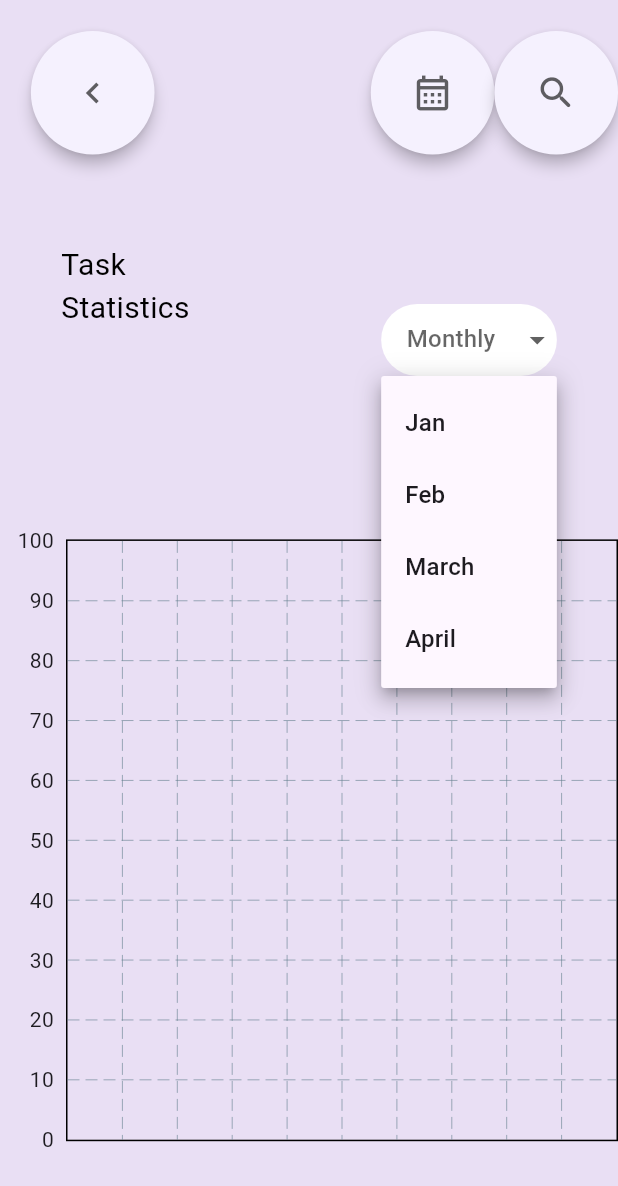
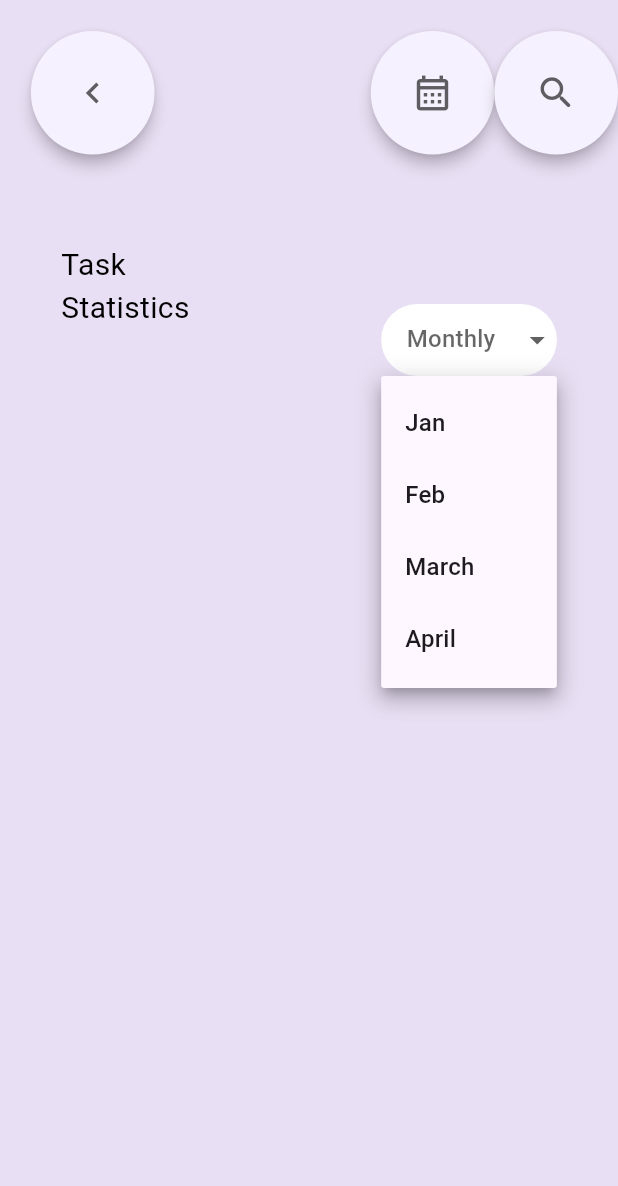
Before and after one commit to SyedOsamaAhmed/Spech-Company-Task, a Flutter app: the screen it shows after launch, after a tap on "Monthly", on a phone screen of 412 x 824 dp. Shown: the top 1186 px of the screen. Run offline on Flutter 3.47's test engine with Material 3 defaults, Android fonts, the phone set to English and light mode, and no system bars; drawn by our look-alikes of dropdown_button2, fl_chart.

Commit message:
removed bar graph

```diff
--- a/lib/screens/task_main_screen.dart
+++ b/lib/screens/task_main_screen.dart
@@ -1,6 +1,5 @@
 import 'package:flutter/material.dart';
 
-import 'package:spech_interview_task/widgets/bar_graph.dart';
 import 'package:spech_interview_task/widgets/dropdown_menu.dart';
 
 class MainTaskScreen extends StatefulWidget {
@@ -11,6 +10,7 @@ class MainTaskScreen extends StatefulWidget {
 }
 
 class _MainTaskScreenState extends State<MainTaskScreen> {
+  List<String> taskStats = ["Jan", "Feb", "Mar", "Apr"];
   @override
   Widget build(BuildContext context) {
     return SafeArea(
@@ -105,7 +105,6 @@ class _MainTaskScreenState extends State<MainTaskScreen> {
                   ],
                 ),
               ),
-              const BarGraph(),
             ],
           ),
         ),
--- a/lib/widgets/bar_graph.dart
+++ /dev/null
@@ -1,42 +0,0 @@
-// ignore_for_file: public_member_api_docs, sort_constructors_first
-import 'package:fl_chart/fl_chart.dart';
-import 'package:flutter/material.dart';
-import 'package:spech_interview_task/bar%20graph/axis%20widgets/x_axis_widget.dart';
-
-class BarGraph extends StatelessWidget {
-  const BarGraph({
-    Key? key,
-  }) : super(key: key);
-
-  @override
-  Widget build(BuildContext context) {
-    List<String> months = ["Jan", "Feb", "March", "April"];
-    return SizedBox(
-      width: MediaQuery.of(context).size.width,
-      height: MediaQuery.of(context).size.height * 0.55,
-      child: BarChart(
-        BarChartData(
-          maxY: 100.0,
-          minY: 0.0,
-          titlesData: FlTitlesData(
-            show: true,
-            rightTitles: const AxisTitles(
-              sideTitles: SideTitles(
-                showTitles: false,
-              ),
-            ),
-            bottomTitles: AxisTitles(
-              sideTitles: SideTitles(
-                showTitles: true,
-                getTitlesWidget: (value, meta) =>
-                    XAxis(value: value, meta: meta, months: months),
-              ),
-            ),
-          ),
-        ),
-        swapAnimationDuration: const Duration(milliseconds: 150),
-        swapAnimationCurve: Curves.bounceOut,
-      ),
-    );
-  }
-}
```
Also changed, not shown: lib/bar graph/axis widgets/x_axis_widget.dart (deleted, +0 -33 lines), lib/bar graph/classes/bar_graph_data.dart (deleted, +0 -26 lines), lib/bar graph/classes/individual_bar.dart (deleted, +0 -9 lines), lib/widgets/test_chart_github.dart (deleted).
